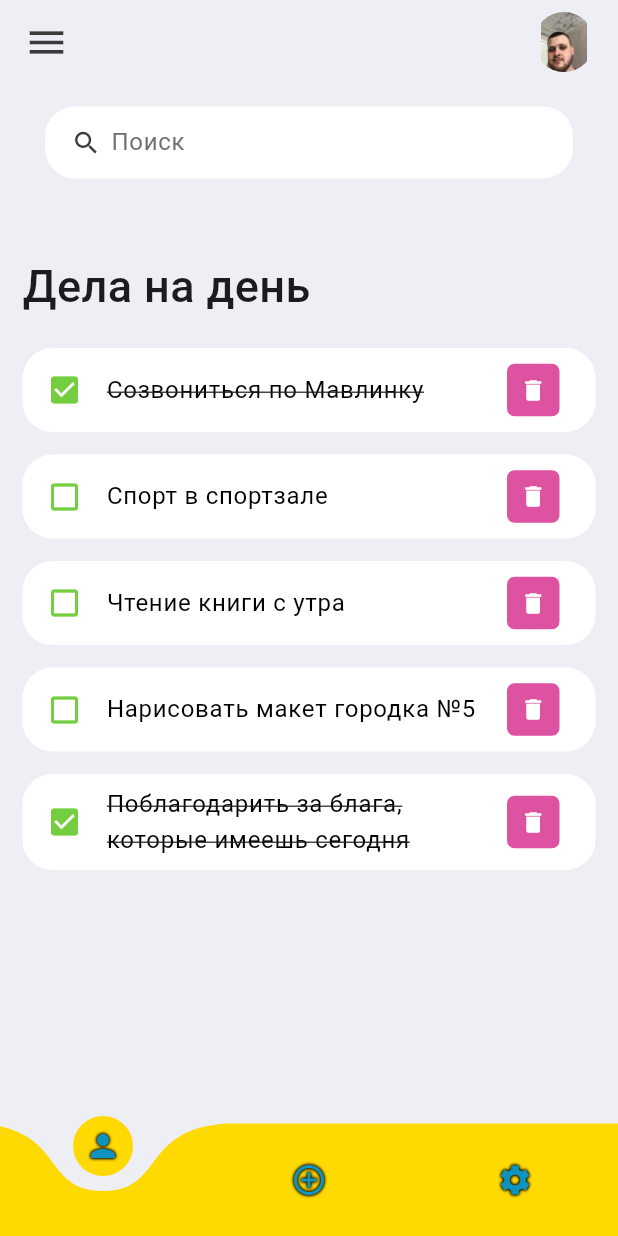
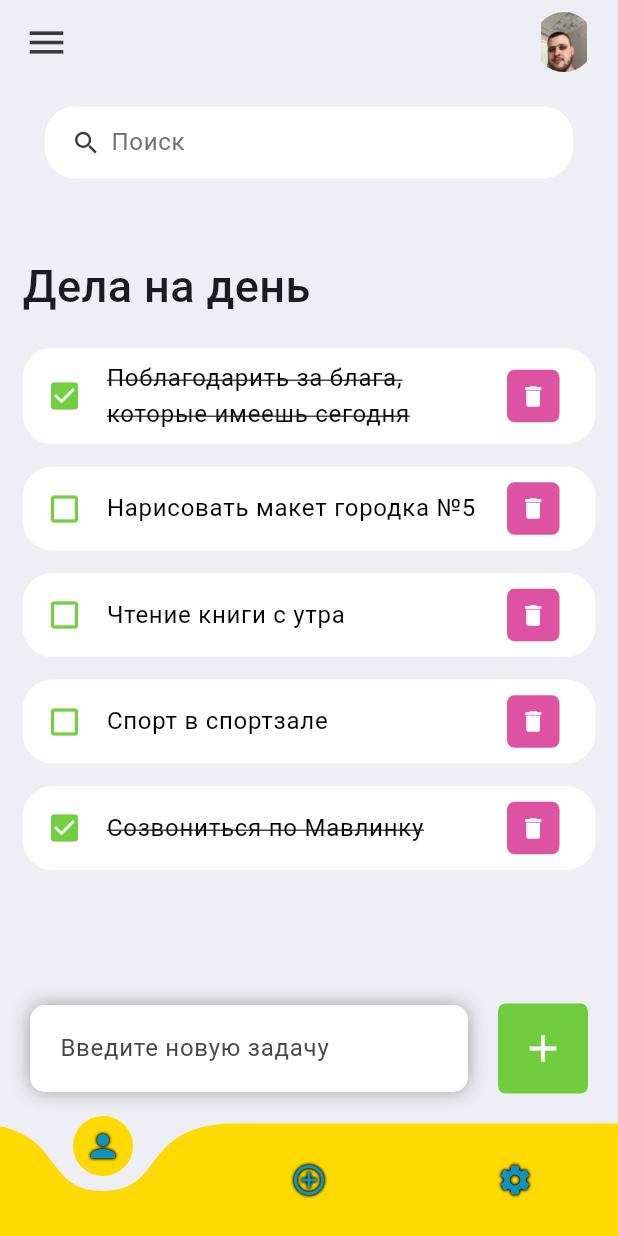
Before and after one commit to PLUXVR/MoodTherapy, a Flutter app: the screen it shows after launch, on a phone screen of 412 x 824 dp. Run offline on Flutter 3.47's test engine with Material 3 defaults, Android fonts, the phone set to English and light mode, and no system bars; drawn by our look-alikes of curved_navigation_bar.

```diff
--- a/lib/screens/home.dart
+++ b/lib/screens/home.dart
@@ -5,10 +5,24 @@ import 'package:to_do_app/widgets/outlined_icon.dart';
 import 'package:to_do_app/widgets/todo_item.dart';
 import 'package:curved_navigation_bar/curved_navigation_bar.dart';
 
-class Home extends StatelessWidget {
+class Home extends StatefulWidget {
   Home({super.key});
 
+  @override
+  State<Home> createState() => _HomeState();
+}
+
+class _HomeState extends State<Home> {
   final todoList = ToDo.todoList();
+  final _todoController = TextEditingController();
+  List<ToDo> _foundToDo = [];
+
+  @override
+  void initState() {
+    // Заполняем список поиска списком todoList
+    _foundToDo = todoList;
+    super.initState();
+  }
 
   @override
   Widget build(BuildContext context) {
@@ -23,6 +37,7 @@ class Home extends StatelessWidget {
             padding: const EdgeInsets.symmetric(vertical: 15, horizontal: 15),
             child: Column(
               children: [
+                // Строка поиска
                 _searchBox(),
                 Expanded(
                   child: ListView(
@@ -35,9 +50,12 @@ class Home extends StatelessWidget {
                               fontSize: 30, fontWeight: FontWeight.w500),
                         ),
                       ),
-                      for (ToDo todoItem in todoList)
+                      // Основная функция вывода о информации задач
+                      for (ToDo todoItem in _foundToDo.reversed)
                         ToDoItem(
                           todo: todoItem,
+                          onToDoChanged: _handleToDoChange,
+                          onDeleteItem: _deleteToDo,
                         ),
                     ],
                   ),
@@ -45,6 +63,67 @@ class Home extends StatelessWidget {
               ],
             ),
           ),
+
+          // Строка ввода для задачи
+          Align(
+            // Расположение центр снизу
+            alignment: Alignment.bottomCenter,
+            // Его child является строка
+            child: Row(children: [
+              // 1 элемент контейнер с отступами и тенью по кругу
+              Expanded(
+                  child: Container(
+                margin: const EdgeInsets.only(
+                  bottom: 20,
+                  right: 20,
+                  left: 20,
+                ),
+                // Здесь задаем визуальное оформление
+                // Отступ у текстового ввода
+                padding:
+                    const EdgeInsets.symmetric(horizontal: 20, vertical: 5),
+                decoration: BoxDecoration(
+                  color: Colors.white,
+                  boxShadow: const [
+                    BoxShadow(
+                        color: Colors.grey,
+                        offset: Offset(0.0, 0.0),
+                        blurRadius: 10.0,
+                        spreadRadius: 0.0)
+                  ],
+                  // Закругление области ввода задачи
+                  borderRadius: BorderRadius.circular(10),
+                ),
+                child: TextField(
+                  controller: _todoController,
+                  decoration: const InputDecoration(
+                      hintText: "Введите новую задачу",
+                      border: InputBorder.none),
+                ),
+              )),
+              Container(
+                margin: const EdgeInsets.only(
+                  bottom: 20,
+                  right: 20,
+                ),
+                height: 60,
+                width: 60,
+                decoration: BoxDecoration(
+                    color: tdGreen, borderRadius: BorderRadius.circular(5)),
+                child: IconButton(
+                  color: Colors.white,
+                  iconSize: 18,
+                  icon: const Icon(
+                    Icons.add,
+                    size: 30,
+                  ),
+                  onPressed: () {
+                    _addToDoItem(_todoController.text);
+                  },
+                ),
+              ),
+            ]),
+          )
         ],
       ),
       bottomNavigationBar: CurvedNavigationBar(
@@ -59,6 +138,44 @@ class Home extends StatelessWidget {
     );
   }
 
+  void _handleToDoChange(ToDo todo) {
+    setState(() {
+      todo.isDone = !todo.isDone;
+    });
+  }
+
+  void _deleteToDo(int id) {
+    setState(() {
+      todoList.removeWhere((element) => element.id == id);
+    });
+  }
+
+  void _addToDoItem(String todo) {
+    setState(() {
+      int lastIdTodo = todoList.last.id!;
+      var todoNewItem = ToDo(id: lastIdTodo + 1, todoText: todo);
+      todoList.add(todoNewItem);
+      // print(todoNewItem.id!);
+    });
+    _todoController.clear();
+  }
+
+  void _runFilter(String enteredKeyword) {
+    List<ToDo> results = [];
+    if (enteredKeyword.isEmpty) {
+      results = todoList;
+    } else {
+      // Функция поиска введенного слова
+      results = todoList
+          .where((element) =>
+              element.todoText!.toLowerCase().contains(enteredKeyword))
+          .toList();
+    }
+    setState(() {
+      _foundToDo = results;
+    });
+  }
+
   // Строка поиска
   Column _searchBox() {
     return Column(children: [
@@ -70,8 +187,9 @@ class Home extends StatelessWidget {
           padding: const EdgeInsets.symmetric(horizontal: 15),
           decoration: BoxDecoration(
               color: Colors.white, borderRadius: BorderRadius.circular(20)),
-          child: const TextField(
-            decoration: InputDecoration(
+          child: TextField(
+            onChanged: (value) => _runFilter(value),
+            decoration: const InputDecoration(
                 contentPadding: EdgeInsets.all(3),
                 // Иконка лупы в строке поиска
                 prefixIcon: Icon(
--- a/lib/widgets/todo_item.dart
+++ b/lib/widgets/todo_item.dart
@@ -4,9 +4,15 @@ import 'package:to_do_app/model/todo.dart';
 
 class ToDoItem extends StatelessWidget {
   // todo обязательна для отображенгия элементов
-  const ToDoItem({super.key, required this.todo});
+  const ToDoItem(
+      {super.key,
+      required this.todo,
+      required this.onToDoChanged,
+      required this.onDeleteItem});
 
   final ToDo todo;
+  final onToDoChanged;
+  final onDeleteItem;
 
   @override
   Widget build(BuildContext context) {
@@ -14,7 +20,10 @@ class ToDoItem extends StatelessWidget {
       // Отступ между to do item
       margin: const EdgeInsets.only(bottom: 15),
       child: ListTile(
-        onTap: () {},
+        // При нажатии выполняется функция onToDoChanged c аргументом todo
+        onTap: () {
+          onToDoChanged(todo);
+        },
         shape: RoundedRectangleBorder(
           borderRadius: BorderRadius.circular(20),
         ),
@@ -45,7 +54,9 @@ class ToDoItem extends StatelessWidget {
             color: Colors.white,
             iconSize: 18,
             icon: const Icon(Icons.delete),
-            onPressed: () {},
+            onPressed: () {
+              onDeleteItem(todo.id);
+            },
           ),
         ),
       ),
--- a/pubspec.yaml
+++ b/pubspec.yaml
@@ -45,8 +45,9 @@ dev_dependencies:
   # activated in the `analysis_options.yaml` file located at the root of your
   # package. See that file for information about deactivating specific lint
   # rules and activating additional ones.
+  curved_navigation_bar: ^1.0.3
   flutter_lints: ^3.0.1
-  curved_navigation_bar: ^1.0.3
+
 
 # For information on the generic Dart part of this file, see the
 # following page: https://dart.dev/tools/pub/pubspec
```
